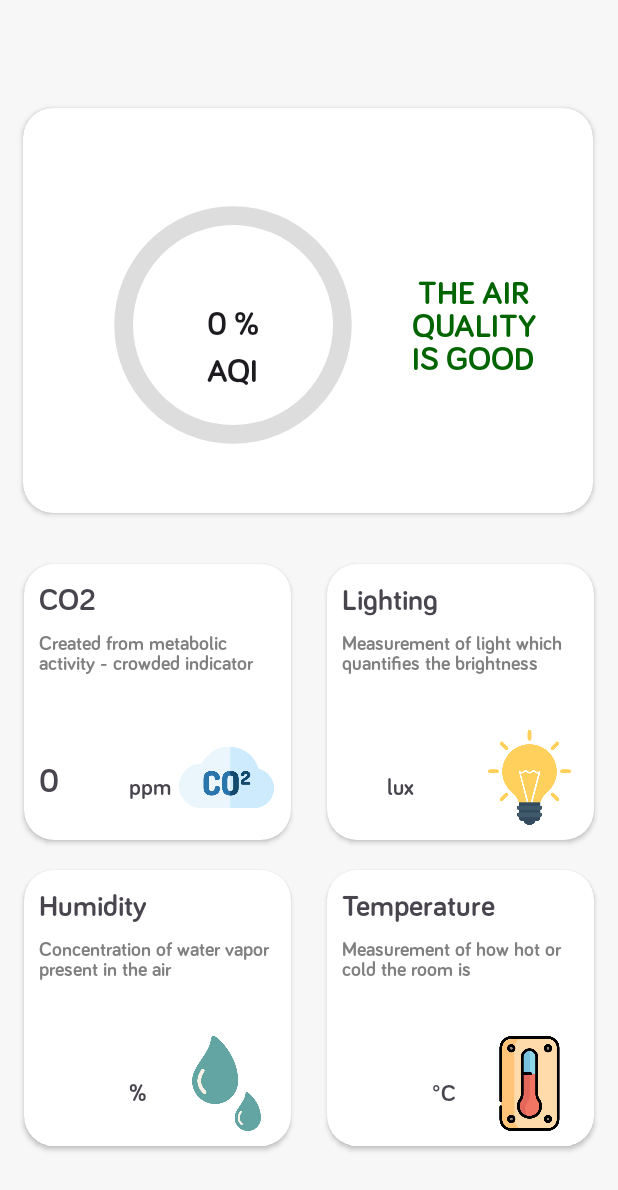
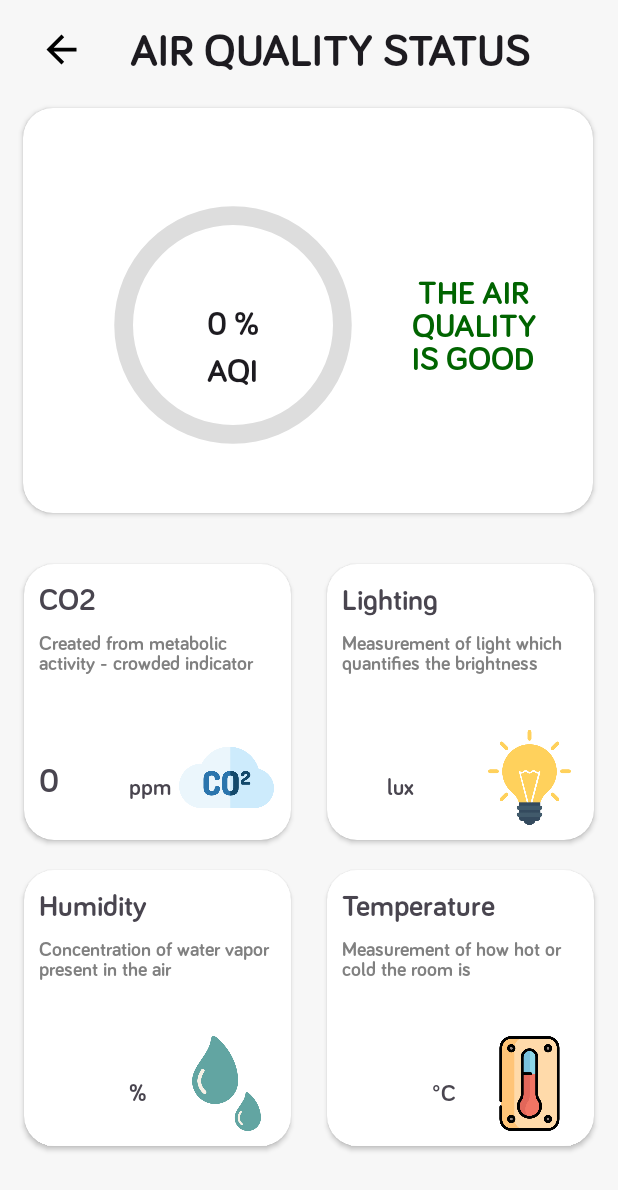
Before and after one commit to amineis/AQ-Monitoring, an Android app: the RoomMonitor screen opened directly, with no data from a screen before it, on a phone screen of 412 x 824 dp. Shown: the top 1190 px of the screen. Run offline under Robolectric (Android 15) with nearby library versions, the phone set to English and light mode, and no system bars; our stand-ins replace Firebase (no records; nobody signed in at launch, a user with empty details on screens opened directly); 1 statement that could not run was skipped.

Commit message:
Added BuzzingNotification + PageTitle on overview.xml

```diff
--- a/app/src/main/AndroidManifest.xml
+++ b/app/src/main/AndroidManifest.xml
@@ -1,6 +1,10 @@
 <?xml version="1.0" encoding="utf-8"?>
 <manifest xmlns:android="http://schemas.android.com/apk/res/android"
-    xmlns:tools="http://schemas.android.com/tools">
+    xmlns:tools="http://schemas.android.com/tools"
+    package="com.projects4.aqm">
+
+    <uses-permission android:name="android.permission.POST_NOTIFICATIONS" />
+    <uses-permission android:name="android.permission.VIBRATE" />
 
     <application
         android:allowBackup="true"
--- /dev/null
+++ b/app/src/main/res/drawable/back.xml
@@ -0,0 +1,5 @@
+<vector android:autoMirrored="true" android:height="24dp"
+    android:tint="#000000" android:viewportHeight="24"
+    android:viewportWidth="24" android:width="24dp" xmlns:android="http://schemas.android.com/apk/res/android">
+    <path android:fillColor="@android:color/white" android:pathData="M20,11H7.83l5.59,-5.59L12,4l-8,8 8,8 1.41,-1.41L7.83,13H20v-2z"/>
+</vector>
--- a/app/src/main/res/layout/overview.xml
+++ b/app/src/main/res/layout/overview.xml
@@ -6,6 +6,21 @@
     xmlns:tools="http://schemas.android.com/tools"
     android:background="@color/bottomNavigationBackground"
     tools:context=".RoomMonitor">
+
+
+    <TextView
+        android:id="@+id/textView2"
+        android:layout_width="wrap_content"
+        android:layout_height="wrap_content"
+        android:layout_marginTop="13dp"
+        android:fontFamily="@font/bariol_bold"
+        android:text="@string/air_quality_status"
+        android:textAppearance="@style/TextAppearance.AppCompat.Large"
+        android:textSize="30sp"
+        card_view:layout_constraintEnd_toEndOf="parent"
+        card_view:layout_constraintHorizontal_bias="0.601"
+        card_view:layout_constraintStart_toStartOf="parent"
+        card_view:layout_constraintTop_toTopOf="parent" />
 
     <androidx.cardview.widget.CardView
         android:id="@+id/card_view_1"
@@ -33,9 +48,9 @@
             android:id="@+id/progress_circular"
             android:layout_width="200dp"
             android:layout_height="200dp"
+            android:layout_gravity="center"
             android:layout_marginTop="10dp"
             android:layout_marginEnd="50dp"
-            android:layout_gravity="center"
             android:indeterminateOnly="false"
             android:progressDrawable="@drawable/cpb_1"
             tools:progress="60" />
@@ -57,8 +72,8 @@
             android:layout_gravity="center"
             android:layout_marginTop="40dp"
             android:layout_marginEnd="50dp"
+            android:fontFamily="@font/bariol_bold"
             android:text="@string/aqi"
-            android:fontFamily="@font/bariol_bold"
             android:textAppearance="@style/TextAppearance.AppCompat.Large" />
 
         <TextView
@@ -66,13 +81,13 @@
             android:layout_width="100dp"
             android:layout_height="wrap_content"
             android:layout_gravity="center"
+            android:layout_marginStart="110dp"
             android:layout_marginTop="10dp"
-            android:layout_marginStart="110dp"
             android:fontFamily="@font/bariol_bold"
             android:gravity="center"
-            android:textColor="@color/tertiary"
             android:text="@string/good_air_quality"
-            android:textAppearance="@style/TextAppearance.AppCompat.Large" />
+            android:textAppearance="@style/TextAppearance.AppCompat.Large"
+            android:textColor="@color/tertiary" />
 
 
     </androidx.cardview.widget.CardView>
@@ -330,5 +345,24 @@
 
     </androidx.cardview.widget.CardView>
 
+    <ImageView
+        android:id="@+id/back"
+        android:contentDescription="@string/go_back"
+        android:layout_width="50dp"
+        android:layout_height="50dp"
+        android:layout_marginStart="16dp"
+        android:layout_marginTop="8dp"
+        android:layout_marginBottom="24dp"
+        android:clickable="true"
+        android:padding="10dp"
+        android:src="@drawable/back"
+        card_view:layout_constraintBottom_toTopOf="@+id/card_view_1"
+        card_view:layout_constraintEnd_toStartOf="@+id/textView2"
+        card_view:layout_constraintHorizontal_bias="0.0"
+        card_view:layout_constraintStart_toStartOf="parent"
+        card_view:layout_constraintTop_toTopOf="parent"
+        card_view:layout_constraintVertical_bias="0.0"
+        android:focusable="true" />
+
 
 </androidx.constraintlayout.widget.ConstraintLayout>
--- a/app/src/main/res/values/strings.xml
+++ b/app/src/main/res/values/strings.xml
@@ -54,4 +54,6 @@
     <string name="xxx">XXX</string>
     <string name="aqi">AQI</string>
     <string name="good_air_quality">GOOD AIR QUALITY</string>
+    <string name="air_quality_status">AIR QUALITY STATUS</string>
+    <string name="go_back">go back</string>
 </resources>
```
Also changed, not shown: app/src/main/java/com/projects4/aqm/RoomMonitor.java (+77 -17 lines).
